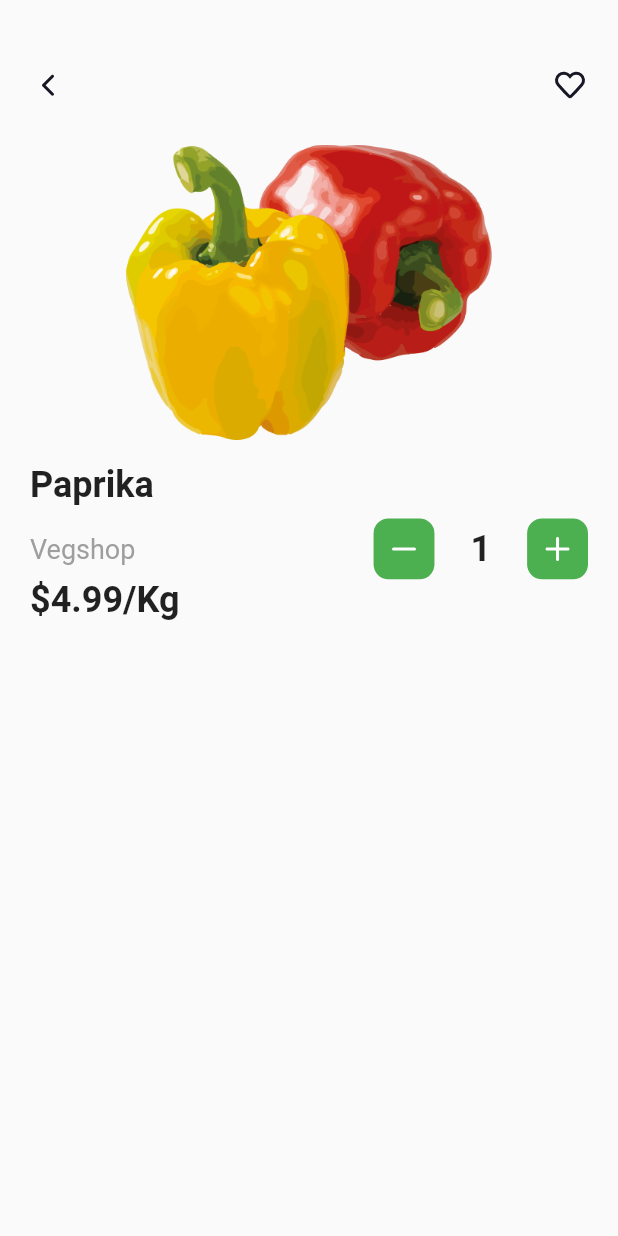
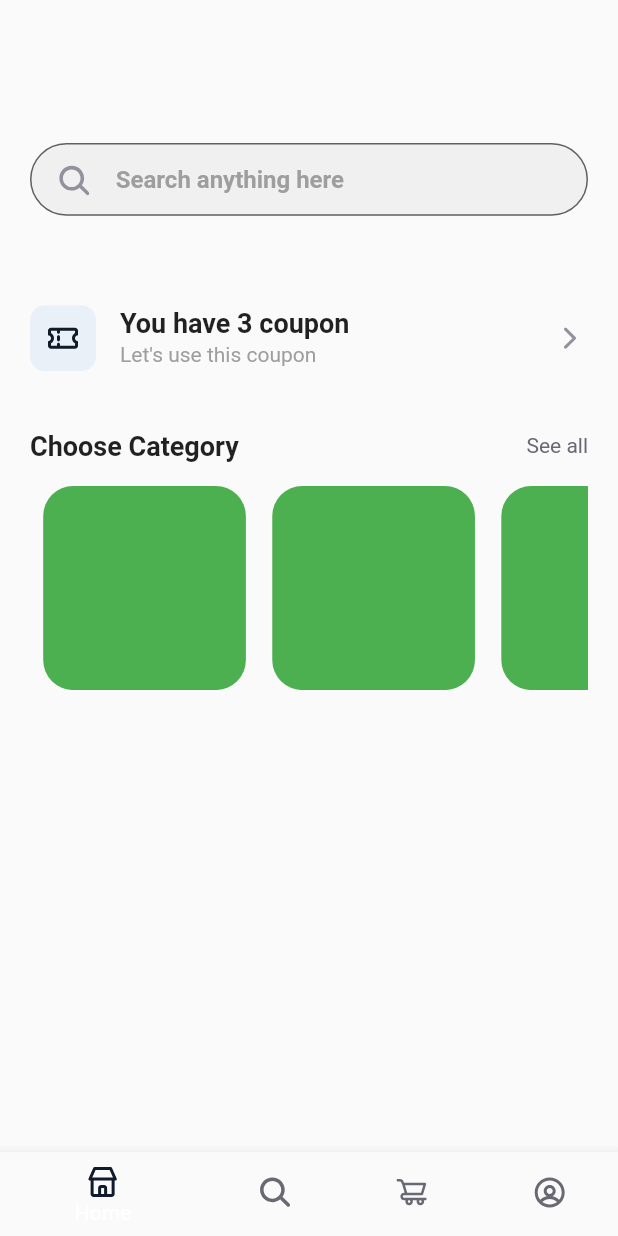
Before and after one commit to AbduraxmonAbdugafurovv/Organico_App, a Flutter app: the screen it shows after launch, on a phone screen of 412 x 824 dp. Run offline on Flutter 3.47's test engine with Material 2 defaults, Android fonts, the phone set to English and light mode, and no system bars; our stand-ins replace bloc, connectivity_plus, flutter_bloc, flutter_screenutil, flutter_svg.

Commit message:
home screen

```diff
--- /dev/null
+++ b/lib/core/components/home/list_title.dart
@@ -0,0 +1,5 @@
+import 'package:flutter/material.dart';
+import 'package:organico/core/constant/constant.dart';
+
+Text listSubtitle(text) => Text(text,style: TextStyle(color: ColorConst.grey,fontWeight: FontWeight.w400),);
+Text listTitile(text) => Text(text,style: TextStyle(fontSize: FontConst.mediumFont+2,fontWeight: FontWeight.w600),);
--- a/lib/core/constant/constant.dart
+++ b/lib/core/constant/constant.dart
@@ -9,6 +9,12 @@ class FontConst {
 }
 
 class ColorConst {
+  static Color redColor = const Color(0xffab0023);
+  static Color redAccentColor = const Color(0xffd33865);
+  static Color purple = const Color(0xffd33865);
+
+  static Color purpleAccent = const Color.fromRGBO(170, 0, 35, 0.15);
+  static Color blueWhite = const Color(0xffE9F0F7);
   static Color darkGrey = const Color(0xff696974);
   static Color kPimaryColor = const Color(0xffAA0023);
   static Color white = Colors.white;
--- a/lib/main.dart
+++ b/lib/main.dart
@@ -32,7 +32,7 @@ class MyApp extends StatelessWidget {
           theme: ThemeData(
             primarySwatch: Colors.blue,
           ),
-          initialRoute: "info_page",
+          initialRoute: "bottom_navigation",
           onGenerateRoute: MyRoutes.instance.onGenerateRoute,
           navigatorKey: NavigationService.instance.navigatorKey,
         );
--- a/lib/routes/routes.dart
+++ b/lib/routes/routes.dart
@@ -6,7 +6,8 @@ import 'package:organico/screens/auth/view/sign_in_page.dart';
 import 'package:organico/screens/auth/view/sign_up.dart';
 import 'package:organico/screens/auth/view/splash_page.dart';
 import 'package:organico/screens/home/view/bottom_navigation.dart';
-import 'package:organico/screens/home/view/info_page.dart';
+import 'package:organico/screens/home/view/home/coupon_page.dart';
+import 'package:organico/screens/home/view/home/info_page.dart';
 
 class MyRoutes {
   static final MyRoutes _instance = MyRoutes._init();
@@ -31,6 +32,8 @@ class MyRoutes {
         return route(const BottomNavigationPage());
       case "info_page":
         return route(const InfoPage());
+      case "coupon_page":
+        return route(const CouponPage());
     }
     return null;
   }
--- a/lib/screens/auth/cubit/auth_cubit.dart
+++ b/lib/screens/auth/cubit/auth_cubit.dart
@@ -1,4 +1,4 @@
-import 'dart:ffi';
+
 
 import 'package:bloc/bloc.dart';
 import 'package:flutter/material.dart';
--- a/lib/screens/home/view/bottom_navigation.dart
+++ b/lib/screens/home/view/bottom_navigation.dart
@@ -5,6 +5,7 @@ import 'package:organico/base/baseview.dart';
 import 'package:organico/core/constant/constant.dart';
 import 'package:organico/screens/home/cubit/home_cubit.dart';
 import 'package:organico/screens/home/state/hone_state.dart';
+import 'package:organico/screens/home/view/home/home_screen.dart';
 
 class BottomNavigationPage extends StatefulWidget {
   const BottomNavigationPage({Key? key}) : super(key: key);
@@ -15,7 +16,7 @@ class BottomNavigationPage extends StatefulWidget {
 
 class _BottomNavigationPageState extends State<BottomNavigationPage> {
   final pages = [
-    const Text("a"),
+    const HomeSreen(),
     const Text("b"),
     const Text("c"),
     const Text("d"),
--- /dev/null
+++ b/lib/screens/home/view/home/home_screen.dart
@@ -0,0 +1,90 @@
+import 'package:flutter/material.dart';
+import 'package:flutter_screenutil/flutter_screenutil.dart';
+import 'package:flutter_svg/svg.dart';
+import 'package:organico/core/components/home/list_title.dart';
+import 'package:organico/core/components/sign/inputfield.dart';
+import 'package:organico/core/constant/constant.dart';
+import 'package:organico/core/init/service/navigation_service.dart';
+
+class HomeSreen extends StatefulWidget {
+  const HomeSreen({Key? key}) : super(key: key);
+
+  @override
+  State<HomeSreen> createState() => _HomeSreenState();
+}
+
+class _HomeSreenState extends State<HomeSreen> {
+  @override
+  Widget build(BuildContext context) {
+    return Scaffold(
+      body: SingleChildScrollView(
+        child: Padding(
+          padding: const EdgeInsets.symmetric(horizontal: 20),
+          child: Column(
+            children: [
+              SizedBox(
+                height: ScreenUtil().setHeight(94),
+              ),
+              TextFormField(
+                decoration: InputDecoration(
+                    filled: true,
+                    hintText: "Search anything here",
+                    hintStyle: hintStyle(),
+                    prefixIcon: Padding(
+                      padding: EdgeInsets.symmetric(
+                          horizontal: ScreenUtil().setWidth(16),
+                          vertical: ScreenUtil().setHeight(13)),
+                      child: SvgPicture.asset("assets/icons/search_any.svg"),
+                    ),
+                    contentPadding: EdgeInsets.symmetric(
+                        horizontal: ScreenUtil().setWidth(16),
+                        vertical: ScreenUtil().setHeight(13)),
+                    border: OutlineInputBorder(
+                      borderRadius: BorderRadius.circular(100),
+                    )),
+              ),
+              SizedBox(height: ScreenUtil().setHeight(45)),
+              InkWell(
+                child: ListTile(
+                  contentPadding: const EdgeInsets.all(0),
+                  leading: SvgPicture.asset("assets/icons/cupon.svg"),
+                  trailing: SvgPicture.asset("assets/icons/right.svg"),
+                  title: listTitile("You have 3 coupon"),
+                  subtitle: listSubtitle("Let's use this coupon"),
+                ),
+                onTap: (){
+                  NavigationService.instance.pushNamed("coupon_page");
+                }
+              ),
+              SizedBox(height: ScreenUtil().setHeight(25),),
+              Row(
+                mainAxisAlignment: MainAxisAlignment.spaceBetween,
+                children: [
+                  Text("Choose Category",style: TextStyle(fontSize: FontConst.mediumFont+2,fontWeight: FontWeight.w700)),
+                  Text("See all",style: TextStyle(color: ColorConst.darkGrey,fontWeight: FontWeight.w400),)
+                ],
+              ),
+              SizedBox(height: ScreenUtil().setHeight(16)),
+              SizedBox(
+                height: ScreenUtil().setHeight(134),
+                child: ListView.builder(
+                  itemCount: 4,
+                  scrollDirection: Axis.horizontal,
+                  itemBuilder: (context,index){
+                  return Container(
+                    margin: EdgeInsets.symmetric(horizontal: ScreenUtil().setWidth(8)),
+                    width: ScreenUtil().setWidth(123),
+                    height: ScreenUtil().setHeight(134),
+                    decoration: BoxDecoration(
+                      color: ColorConst.green,
+                      borderRadius: BorderRadius.circular(20)),
+                  );
+                }),
+              )
+            ],
+          ),
+        ),
+      ),
+    );
+  }
+}
```
Also changed, not shown: lib/core/components/home/plus_minus_buttons.dart (added, +15 -0 lines), lib/screens/home/view/home/coupon_page.dart (added, +67 -0 lines), lib/screens/home/view/home/info_page.dart (renamed from lib/screens/home/view/info_page.dart, +49 -11 lines), assets/icons/chat.svg (added), assets/icons/clock.svg (added), assets/icons/cupon.svg (added), assets/icons/right.svg (added), assets/icons/search_any.svg (added), assets/icons/tag.svg (added).
